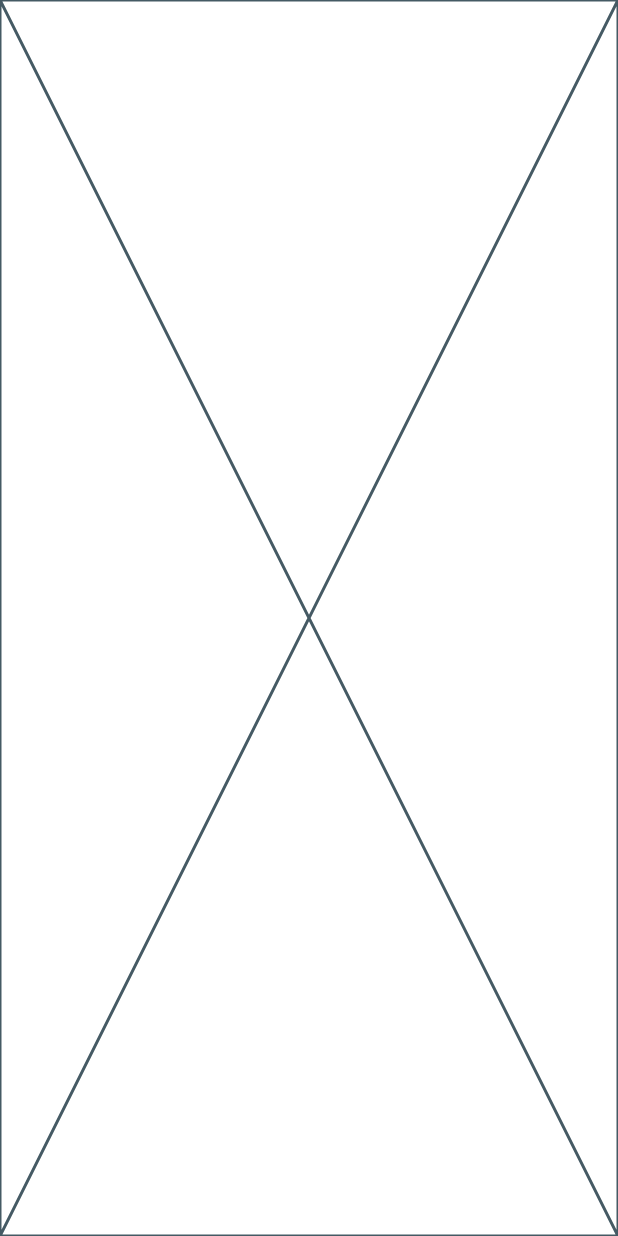
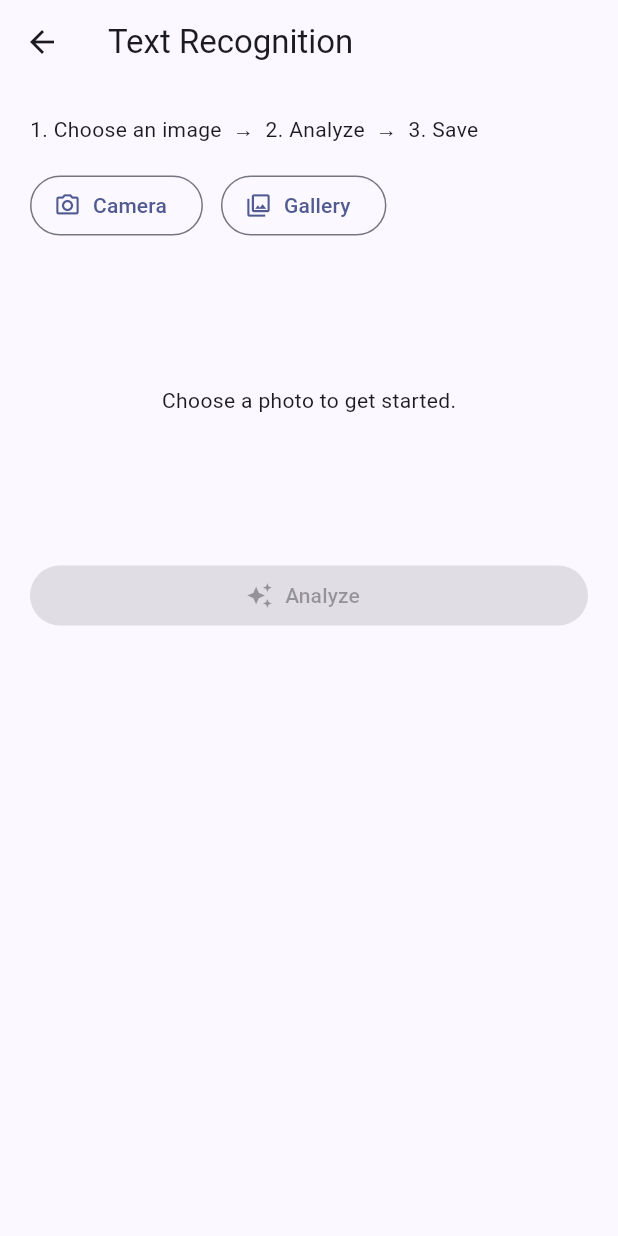
Before and after one commit to KayesAshfaQ/ml_kit_demo, a Flutter app: the screen it shows after launch, after a tap on "Text Recognition", on a phone screen of 412 x 824 dp. Run offline on Flutter 3.47's test engine with Material 3 defaults, Android fonts, the phone set to English and light mode, and no system bars; our stand-ins replace go_router, image_picker; missing offline and left inert: google_mlkit_text_recognition.

Commit message:
feat: implement text recognition functionality and UI using ML Kit

```diff
--- a/lib/features/text/text_provider.dart
+++ b/lib/features/text/text_provider.dart
@@ -1,8 +1,99 @@
+import 'dart:async';
+import 'dart:io';
+
 import 'package:flutter/material.dart';
+import 'package:google_mlkit_text_recognition/google_mlkit_text_recognition.dart';
+import 'package:image_picker/image_picker.dart';
 
 import '../../core/services/image_picker_service.dart';
 
 class TextProvider extends ChangeNotifier {
-  final ImagePickerService picker;
-  TextProvider(this.picker);
+  TextProvider(this._picker);
+  final ImagePickerService _picker;
+  // 1. Create one native detector for this route's lifetime.
+  final _detector = TextRecognizer(script: TextRecognitionScript.latin);
+  File? selectedImage;
+  bool isBusy = false;
+  bool hasResult = false;
+  String? error;
+  String fullText = '';
+  List<List<String>> blocks = [];
+  bool _disposed = false;
+  Future<void>? _processing;
+
+  Future<void> pickImage(ImageSource source) async {
+    if (isBusy || _disposed) return;
+    isBusy = true;
+    error = null;
+    notifyListeners();
+    try {
+      final image = await _picker.pickImage(source);
+      if (_disposed || image == null) return;
+      selectedImage = image;
+      hasResult = false;
+      fullText = '';
+      blocks = [];
+    } catch (_) {
+      if (!_disposed) {
+        error = 'Could not open the image. Check permissions and try again.';
+      }
+    } finally {
+      if (!_disposed) {
+        isBusy = false;
+        notifyListeners();
+      }
+    }
+  }
+
+  Future<void> analyze() async {
+    if (isBusy || _disposed || selectedImage == null) return;
+    isBusy = true;
+    hasResult = false;
+    error = null;
+    notifyListeners();
+    _processing = _processImage();
+    await _processing;
+  }
+
+  Future<void> _processImage() async {
+    try {
+      // 2. Convert the selected file into ML Kit's input type.
+      final inputImage = InputImage.fromFilePath(selectedImage!.path);
+      // 3. Process and parse the result, then rebuild listening widgets.
+      final result = await _detector.processImage(inputImage);
+      if (_disposed) return;
+      fullText = result.text;
+      blocks = result.blocks
+          .map((block) => block.lines.map((line) => line.text).toList())
+          .toList();
+      hasResult = true;
+    } catch (_) {
+      if (!_disposed) error = 'Analysis failed. Try a clear, well-lit image.';
+    } finally {
+      if (!_disposed) {
+        isBusy = false;
+        notifyListeners();
+      }
+    }
+  }
+
+  String get summary =>
+      'Text recognition • ${blocks.length} blocks, '
+      '${blocks.fold<int>(0, (count, lines) => count + lines.length)} lines\n'
+      '${fullText.isEmpty ? "No text found." : fullText}';
+
+  @override
+  void dispose() {
+    _disposed = true;
+    // 4. Release native memory when leaving the route. Let an active scan
+    // finish first so its native detector is not closed while in use.
+    unawaited(
+      (_processing ?? Future<void>.value())
+          .then((_) => _detector.close())
+          .catchError((Object error, StackTrace stack) {
+            debugPrint('Detector cleanup failed: $error');
+          }),
+    );
+    super.dispose();
+  }
 }
--- a/lib/features/text/text_screen.dart
+++ b/lib/features/text/text_screen.dart
@@ -1,10 +1,113 @@
 import 'package:flutter/material.dart';
+import 'package:image_picker/image_picker.dart';
+import 'package:provider/provider.dart';
+
+import 'text_provider.dart';
 
 class TextScreen extends StatelessWidget {
-  const new({super.key});
+
+  const TextScreen({super.key});
 
   @override
   Widget build(BuildContext context) {
-    return const Placeholder();
+    final scan = context.watch<TextProvider>();
+    return Scaffold(
+      appBar: AppBar(title: const Text('Text Recognition')),
+      body: SafeArea(
+        child: ListView(
+          padding: const EdgeInsets.all(20),
+          children: [
+            const Text('1. Choose an image  →  2. Analyze  →  3. Save'),
+            const SizedBox(height: 16),
+            Wrap(
+              spacing: 12,
+              runSpacing: 8,
+              children: [
+                OutlinedButton.icon(
+                  onPressed: scan.isBusy
+                      ? null
+                      : () => scan.pickImage(ImageSource.camera),
+                  icon: const Icon(Icons.camera_alt_outlined),
+                  label: const Text('Camera'),
+                ),
+                OutlinedButton.icon(
+                  onPressed: scan.isBusy
+                      ? null
+                      : () => scan.pickImage(ImageSource.gallery),
+                  icon: const Icon(Icons.photo_library_outlined),
+                  label: const Text('Gallery'),
+                ),
+              ],
+            ),
+            const SizedBox(height: 16),
+            if (scan.selectedImage != null)
+              ClipRRect(
+                borderRadius: BorderRadius.circular(16),
+                child: Image.file(
+                  scan.selectedImage!,
+                  height: 240,
+                  fit: BoxFit.contain,
+                  errorBuilder: (context, error, stack) => const SizedBox(
+                    height: 120,
+                    child: Center(
+                      child: Text(
+                        'Image preview unavailable. Choose another image.',
+                      ),
+                    ),
+                  ),
+                ),
+              )
+            else
+              const SizedBox(
+                height: 180,
+                child: Center(child: Text('Choose a photo to get started.')),
+              ),
+            const SizedBox(height: 16),
+            FilledButton.icon(
+              onPressed: scan.isBusy || scan.selectedImage == null
+                  ? null
+                  : scan.analyze,
+              icon: const Icon(Icons.auto_awesome),
+              label: const Text('Analyze'),
+            ),
+            if (scan.isBusy)
+              const Padding(
+                padding: EdgeInsets.symmetric(vertical: 12),
+                child: LinearProgressIndicator(),
+              ),
+            if (scan.error != null)
+              Padding(
+                padding: const EdgeInsets.symmetric(vertical: 12),
+                child: Text(
+                  scan.error!,
+                  style: TextStyle(color: Theme.of(context).colorScheme.error),
+                ),
+              ),
+            if (scan.hasResult) ...[
+              const SizedBox(height: 20),
+              Text('Full text', style: Theme.of(context).textTheme.titleLarge),
+              const SizedBox(height: 8),
+              SelectableText(
+                scan.fullText.isEmpty ? 'No text found.' : scan.fullText,
+              ),
+              const SizedBox(height: 16),
+              Text(
+                'Blocks and lines',
+                style: Theme.of(context).textTheme.titleMedium,
+              ),
+              for (final block in scan.blocks.asMap().entries)
+                Card(
+                  child: Padding(
+                    padding: const EdgeInsets.all(16),
+                    child: SelectableText(
+                      'Block ${block.key + 1}\n${block.value.asMap().entries.map((line) => "Line ${line.key + 1}: ${line.value}").join("\n")}',
+                    ),
+                  ),
+                ),
+            ],
+          ],
+        ),
+      ),
+    );
   }
 }
```
